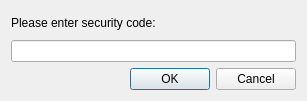
Old version of the form branches/parentalControl/forms/qseccodedlg.ui in the repository code-google-com/vlc-record.
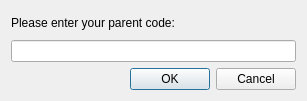
New version of the form.

Commit message: - encrypt passwords - fix a problem when changing the parent code   (fixed in program as well as in API)

Diff of the .ui file:
```diff
--- a/branches/parentalControl/forms/qseccodedlg.ui
+++ b/branches/parentalControl/forms/qseccodedlg.ui
@@ -17,7 +17,7 @@
    <item>
     <widget class="QLabel" name="label">
      <property name="text">
-      <string>Please enter security code:</string>
+      <string>Please enter your parent code:</string>
      </property>
     </widget>
    </item>
```
Left out of the diff: 5 changed lines with no effect on the pictures. The commit also changes 15 other files.
